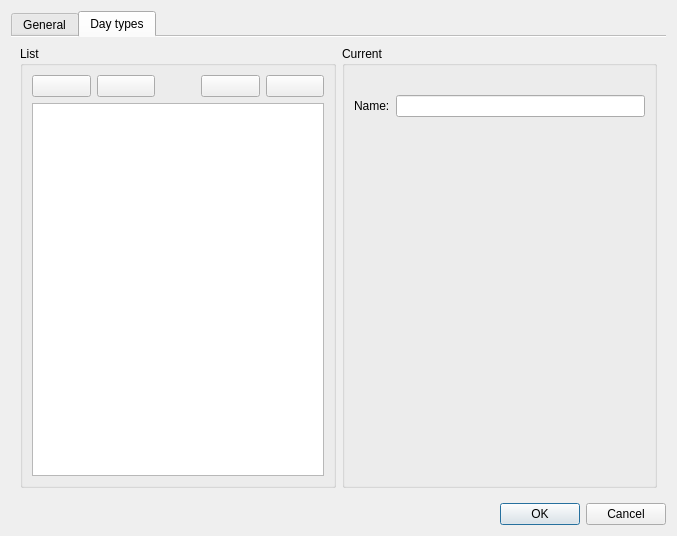
Qt form Dialogs/DlgProjectsettings.ui (ma7t3/ScheduleMaster) before a commit.
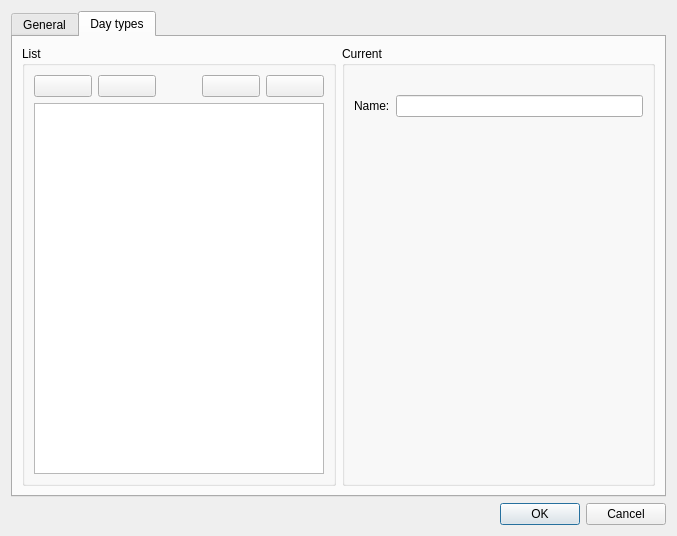
The same form after that commit. Icons and pictures are not drawn. Custom widgets are drawn as their Qt base class.

The edit to the form file:
```diff
--- a/Dialogs/DlgProjectsettings.ui
+++ b/Dialogs/DlgProjectsettings.ui
@@ -19,9 +19,6 @@
      <property name="currentIndex">
       <number>1</number>
      </property>
-     <property name="documentMode">
-      <bool>true</bool>
-     </property>
      <widget class="QWidget" name="general">
       <attribute name="title">
        <string>General</string>
```
